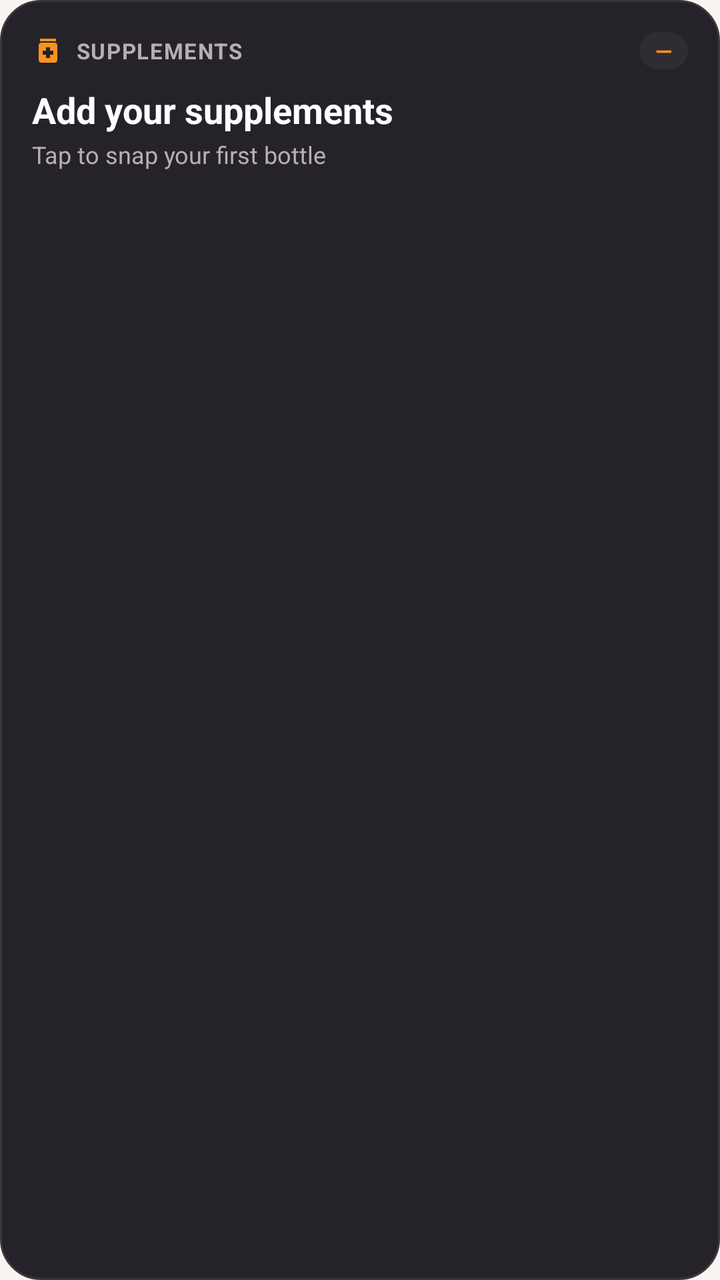
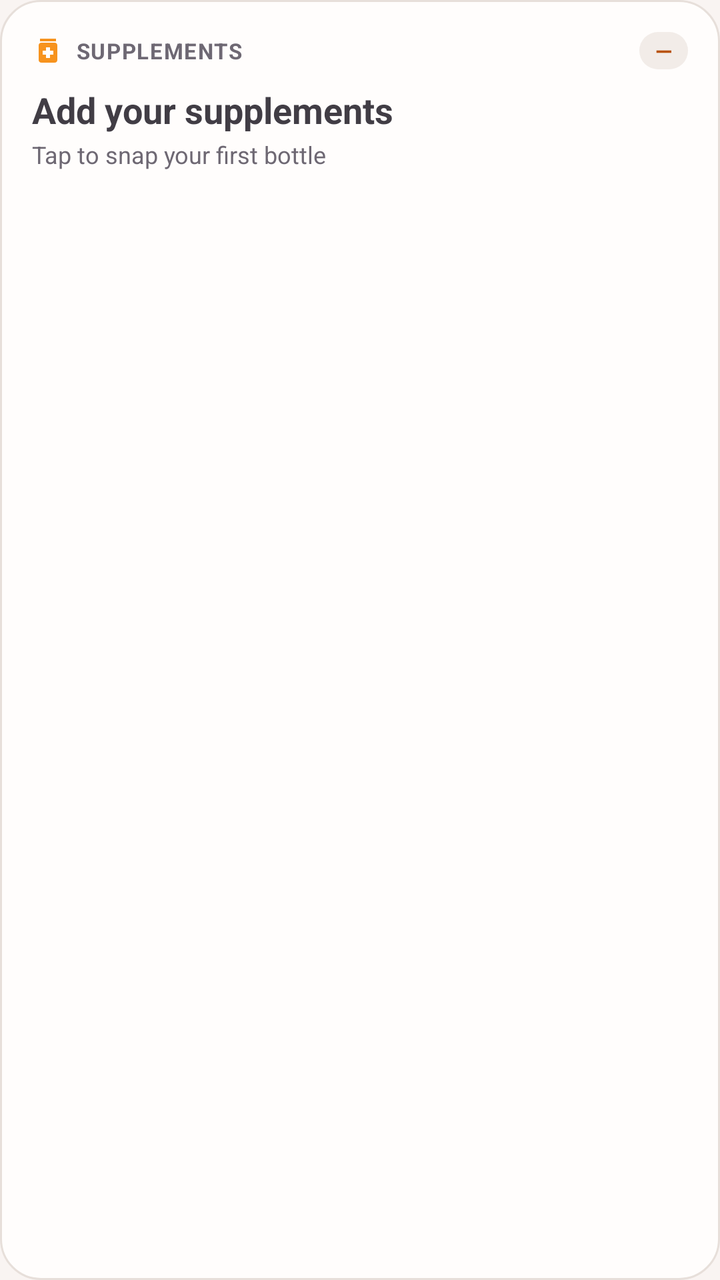

Before-and-after screenshots of an Android layout around one commit, followed by the original layout XML and the change that was made.
<!-- AndroidManifest.xml: application theme Theme.Hangry -->
<!-- res/layout/widget_supplements.xml -->
<?xml version="1.0" encoding="utf-8"?>
<LinearLayout xmlns:android="http://schemas.android.com/apk/res/android"
    android:id="@+id/widget_supplements_root"
    android:layout_width="match_parent"
    android:layout_height="match_parent"
    android:background="@drawable/bg_widget_surface"
    android:orientation="vertical"
    android:padding="16dp">

    <LinearLayout
        android:layout_width="match_parent"
        android:layout_height="wrap_content"
        android:gravity="center_vertical"
        android:orientation="horizontal">

        <ImageView
            android:layout_width="16dp"
            android:layout_height="16dp"
            android:src="@drawable/ic_widget_supplement"
            android:contentDescription="@null" />

        <TextView
            android:layout_width="0dp"
            android:layout_height="wrap_content"
            android:layout_marginStart="6dp"
            android:layout_weight="1"
            android:text="@string/widget_layout_supplements"
            android:textColor="#B5AEB8"
            android:textSize="11sp"
            android:textStyle="bold"
            android:letterSpacing="0.05" />

        <ImageView
            android:id="@+id/iv_supplements_dash"
            android:layout_width="30dp"
            android:layout_height="30dp"
            android:layout_marginEnd="4dp"
            android:src="@drawable/dash_mood_happy"
            android:visibility="gone"
            android:contentDescription="@null" />

        <TextView
            android:id="@+id/tv_supplements_count"
            android:layout_width="wrap_content"
            android:layout_height="wrap_content"
            android:background="@drawable/bg_widget_chip"
            android:paddingHorizontal="8dp"
            android:paddingVertical="2dp"
            android:text="—"
            android:textColor="#F7931E"
            android:textSize="11sp"
            android:textStyle="bold" />
    </LinearLayout>

    <TextView
        android:id="@+id/tv_supplements_next"
        android:layout_width="wrap_content"
        android:layout_height="wrap_content"
        android:layout_marginTop="8dp"
        android:ellipsize="end"
        android:maxLines="1"
        android:text="@string/widget_layout_add_your_supplements"
        android:textColor="#FFFFFF"
        android:textSize="18sp"
        android:textStyle="bold" />

    <TextView
        android:id="@+id/tv_supplements_subtitle"
        android:layout_width="wrap_content"
        android:layout_height="wrap_content"
        android:layout_marginTop="2dp"
        android:ellipsize="end"
        android:maxLines="2"
        android:text="@string/widget_layout_tap_to_snap_your_first_bottle"
        android:textColor="#B5AEB8"
        android:textSize="12sp" />
</LinearLayout>
<!-- resources referenced by this layout -->
<resources>
  <!-- drawable bg_widget_chip (drawable) -->
  <?xml version="1.0" encoding="utf-8"?>
  <shape xmlns:android="http://schemas.android.com/apk/res/android"
      android:shape="rectangle">
      <solid android:color="#2F2C33" />
      <corners android:radius="12dp" />
  </shape>
  <!-- drawable bg_widget_surface (drawable) -->
  <?xml version="1.0" encoding="utf-8"?>
  <shape xmlns:android="http://schemas.android.com/apk/res/android"
      android:shape="rectangle">
      <solid android:color="#252329" />
      <corners android:radius="20dp" />
      <stroke
          android:width="1dp"
          android:color="#3A363F" />
  </shape>
  <!-- drawable dash_mood_happy: webp bitmap (drawable-nodpi, 35618 bytes) -->
  <!-- drawable ic_widget_supplement (drawable) -->
  <?xml version="1.0" encoding="utf-8"?>
  <vector xmlns:android="http://schemas.android.com/apk/res/android"
      android:width="24dp"
      android:height="24dp"
      android:viewportWidth="24"
      android:viewportHeight="24">
      <path
          android:fillColor="#F7931E"
          android:pathData="M6,3h12v2L6,5zM17,6L7,6c-1.1,0 -2,0.9 -2,2v11c0,1.1 0.9,2 2,2h10c1.1,0 2,-0.9 2,-2L19,8c0,-1.1 -0.9,-2 -2,-2zM16,15h-2.5v2.5h-3L10.5,15L8,15v-3h2.5L10.5,9.5h3L13.5,12L16,12v3z" />
  </vector>
  <string name="widget_layout_add_your_supplements">Add your supplements</string>
  <string name="widget_layout_supplements">SUPPLEMENTS</string>
  <string name="widget_layout_tap_to_snap_your_first_bottle">Tap to snap your first bottle</string>
  <style name="Theme.Hangry" parent="android:Theme.Material.NoActionBar">
          <item name="android:windowBackground">@color/brand_cream</item>
          <item name="android:statusBarColor">@android:color/transparent</item>
          <item name="android:navigationBarColor">@android:color/transparent</item>
          <item name="android:windowLightStatusBar">true</item>
          <item name="android:windowLightNavigationBar">true</item>
      </style>
  <color name="brand_cream">#FFF9F4F2</color>
</resources>

<!-- the commit's change to res/layout/widget_supplements.xml (unified diff, before → after) -->
@@ -25,7 +25,7 @@
             android:layout_marginStart="6dp"
             android:layout_weight="1"
             android:text="@string/widget_layout_supplements"
-            android:textColor="#B5AEB8"
+            android:textColor="@color/widget_text_secondary"
             android:textSize="11sp"
             android:textStyle="bold"
             android:letterSpacing="0.05" />
@@ -47,7 +47,7 @@
             android:paddingHorizontal="8dp"
             android:paddingVertical="2dp"
             android:text="—"
-            android:textColor="#F7931E"
+            android:textColor="@color/widget_amber"
             android:textSize="11sp"
             android:textStyle="bold" />
     </LinearLayout>
@@ -60,7 +60,7 @@
         android:ellipsize="end"
         android:maxLines="1"
         android:text="@string/widget_layout_add_your_supplements"
-        android:textColor="#FFFFFF"
+        android:textColor="@color/widget_text"
         android:textSize="18sp"
         android:textStyle="bold" />
 
@@ -72,6 +72,6 @@
         android:ellipsize="end"
         android:maxLines="2"
         android:text="@string/widget_layout_tap_to_snap_your_first_bottle"
-        android:textColor="#B5AEB8"
+        android:textColor="@color/widget_text_secondary"
         android:textSize="12sp" />
 </LinearLayout>
<!-- resource entries referenced after the edit -->
@@ -1,21 +1,24 @@
 <!-- resources referenced by this layout -->
 <resources>
+  <color name="widget_amber">#F7931E</color>
+  <color name="widget_text">#FFFFFF</color>
+  <color name="widget_text_secondary">#B5AEB8</color>
   <!-- drawable bg_widget_chip (drawable) -->
   <?xml version="1.0" encoding="utf-8"?>
   <shape xmlns:android="http://schemas.android.com/apk/res/android"
       android:shape="rectangle">
-      <solid android:color="#2F2C33" />
+      <solid android:color="@color/widget_track" />
       <corners android:radius="12dp" />
   </shape>
   <!-- drawable bg_widget_surface (drawable) -->
   <?xml version="1.0" encoding="utf-8"?>
   <shape xmlns:android="http://schemas.android.com/apk/res/android"
       android:shape="rectangle">
-      <solid android:color="#252329" />
+      <solid android:color="@color/widget_surface" />
       <corners android:radius="20dp" />
       <stroke
           android:width="1dp"
-          android:color="#3A363F" />
+          android:color="@color/widget_outline" />
   </shape>
   <!-- drawable dash_mood_happy: webp bitmap (drawable-nodpi, 35618 bytes) -->
   <!-- drawable ic_widget_supplement (drawable) -->
@@ -39,6 +42,9 @@
           <item name="android:windowLightStatusBar">true</item>
           <item name="android:windowLightNavigationBar">true</item>
       </style>
+  <color name="widget_track">#2F2C33</color>
+  <color name="widget_surface">#252329</color>
+  <color name="widget_outline">#3A363F</color>
   <color name="brand_cream">#FFF9F4F2</color>
 </resources>
 
